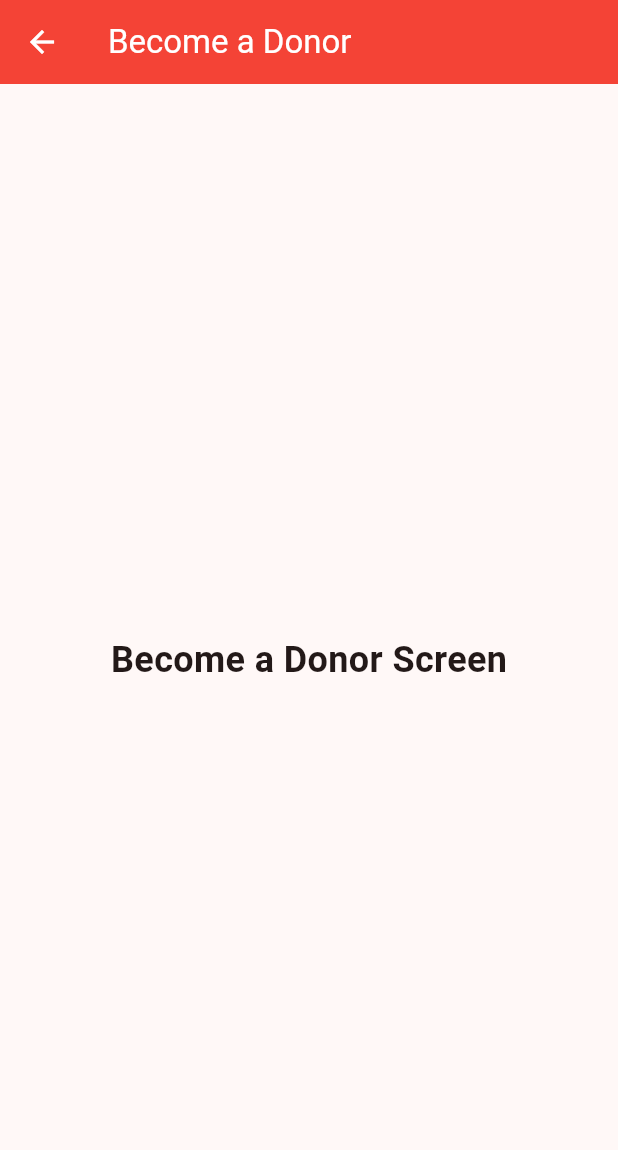
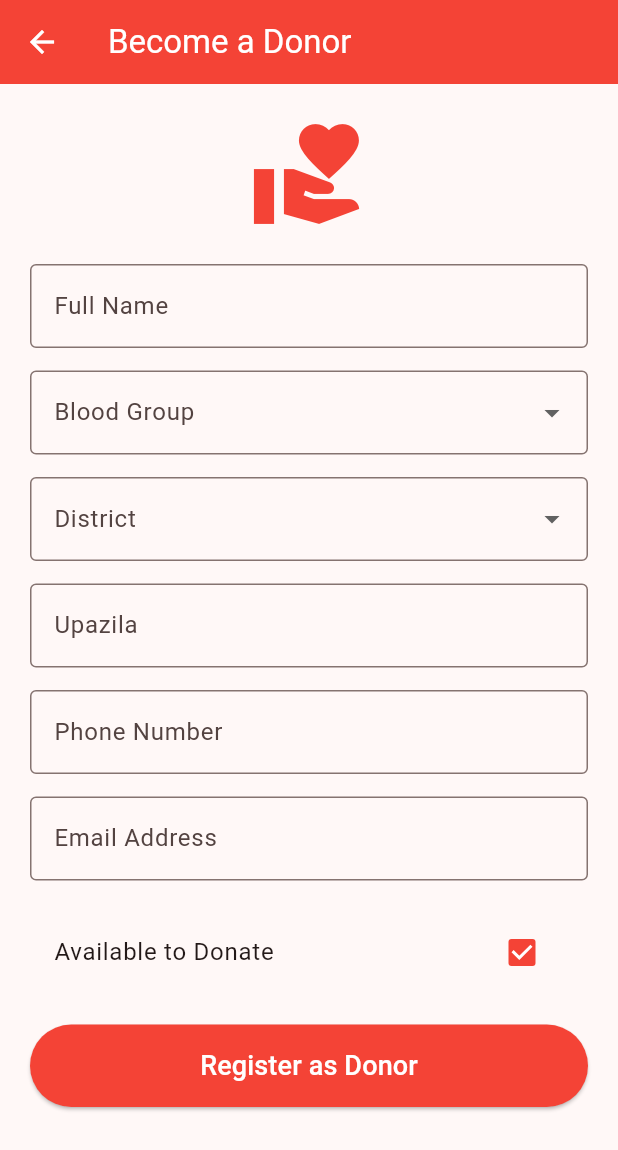
Before and after one commit to Kibriaalam/Emergency-Blood-Network, a Flutter app: the BecomeDonorScreen screen opened directly, on a phone screen of 412 x 824 dp. Shown: the top 1150 px of the screen. Run offline on Flutter 3.47's test engine with Material 3 defaults, Android fonts, the phone set to English and light mode, and no system bars.

Commit message:
Updated Become Donor screen UI

```diff
--- a/lib/screens/become_donor/become_donor_screen.dart
+++ b/lib/screens/become_donor/become_donor_screen.dart
@@ -1,7 +1,44 @@
 import 'package:flutter/material.dart';
 
-class BecomeDonorScreen extends StatelessWidget {
+class BecomeDonorScreen extends StatefulWidget {
   const BecomeDonorScreen({super.key});
+
+  @override
+  State<BecomeDonorScreen> createState() => _BecomeDonorScreenState();
+}
+
+class _BecomeDonorScreenState extends State<BecomeDonorScreen> {
+  final _nameController = TextEditingController();
+  final _upazilaController = TextEditingController();
+  final _phoneController = TextEditingController();
+  final _emailController = TextEditingController();
+
+  String? selectedBloodGroup;
+  String? selectedDistrict;
+
+  bool isAvailable = true;
+
+  final List<String> bloodGroups = [
+    "A+",
+    "A-",
+    "B+",
+    "B-",
+    "AB+",
+    "AB-",
+    "O+",
+    "O-",
+  ];
+
+  final List<String> districts = [
+    "Dhaka",
+    "Rajshahi",
+    "Khulna",
+    "Chattogram",
+    "Sylhet",
+    "Barishal",
+    "Rangpur",
+    "Mymensingh",
+  ];
 
   @override
   Widget build(BuildContext context) {
@@ -11,10 +48,131 @@ class BecomeDonorScreen extends StatelessWidget {
         backgroundColor: Colors.red,
         foregroundColor: Colors.white,
       ),
-      body: const Center(
-        child: Text(
-          "Become a Donor Screen",
-          style: TextStyle(fontSize: 24, fontWeight: FontWeight.bold),
+      body: SingleChildScrollView(
+        padding: const EdgeInsets.all(20),
+        child: Column(
+          children: [
+            const Icon(Icons.volunteer_activism, size: 80, color: Colors.red),
+
+            const SizedBox(height: 20),
+
+            TextField(
+              controller: _nameController,
+              decoration: const InputDecoration(
+                labelText: "Full Name",
+                border: OutlineInputBorder(),
+              ),
+            ),
+
+            const SizedBox(height: 15),
+
+            DropdownButtonFormField<String>(
+              value: selectedBloodGroup,
+              decoration: const InputDecoration(
+                labelText: "Blood Group",
+                border: OutlineInputBorder(),
+              ),
+              items: bloodGroups.map((group) {
+                return DropdownMenuItem<String>(
+                  value: group,
+                  child: Text(group),
+                );
+              }).toList(),
+              onChanged: (value) {
+                setState(() {
+                  selectedBloodGroup = value;
+                });
+              },
+            ),
+
+            const SizedBox(height: 15),
+
+            DropdownButtonFormField<String>(
+              value: selectedDistrict,
+              decoration: const InputDecoration(
+                labelText: "District",
+                border: OutlineInputBorder(),
+              ),
+              items: districts.map((district) {
+                return DropdownMenuItem<String>(
+                  value: district,
+                  child: Text(district),
+                );
+              }).toList(),
+              onChanged: (value) {
+                setState(() {
+                  selectedDistrict = value;
+                });
+              },
+            ),
+
+            const SizedBox(height: 15),
+
+            TextField(
+              controller: _upazilaController,
+              decoration: const InputDecoration(
+                labelText: "Upazila",
+                border: OutlineInputBorder(),
+              ),
+            ),
+
+            const SizedBox(height: 15),
+
+            TextField(
+              controller: _phoneController,
+              keyboardType: TextInputType.phone,
+              decoration: const InputDecoration(
+                labelText: "Phone Number",
+                border: OutlineInputBorder(),
+              ),
+            ),
+
+            const SizedBox(height: 15),
+
+            TextField(
+              controller: _emailController,
+              keyboardType: TextInputType.emailAddress,
+              decoration: const InputDecoration(
+                labelText: "Email Address",
+                border: OutlineInputBorder(),
+              ),
+            ),
+            const SizedBox(height: 20),
+
+            CheckboxListTile(
+              value: isAvailable,
+              activeColor: Colors.red,
+              title: const Text("Available to Donate"),
+              onChanged: (value) {
+                setState(() {
+                  isAvailable = value!;
+                });
+              },
+            ),
+            const SizedBox(height: 20),
+
+            SizedBox(
+              width: double.infinity,
+              height: 55,
+              child: ElevatedButton(
+                onPressed: () {
+                  ScaffoldMessenger.of(context).showSnackBar(
+                    const SnackBar(
+                      content: Text("Donor registration feature coming soon!"),
+                    ),
+                  );
+                },
+                style: ElevatedButton.styleFrom(
+                  backgroundColor: Colors.red,
+                  foregroundColor: Colors.white,
+                ),
+                child: const Text(
+                  "Register as Donor",
+                  style: TextStyle(fontSize: 18),
+                ),
+              ),
+            ),
+          ],
         ),
       ),
     );
```
Also changed, not shown: lib/data/bangladesh_locations.dart (added).
